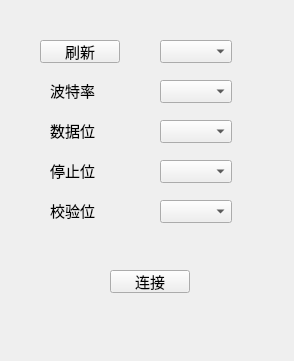
Above: PortWidgets.ui from TryTryTL/serialport before the change. Below: the same form after it.
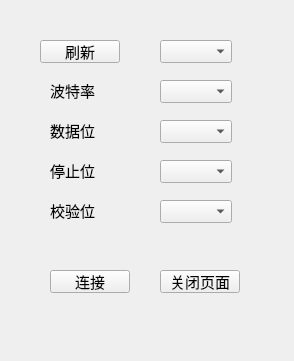
That is the form after the change.

Patch:
```diff
--- a/PortWidgets.ui
+++ b/PortWidgets.ui
@@ -136,7 +136,7 @@
   <widget class="QPushButton" name="ptn_conn">
    <property name="geometry">
     <rect>
-     <x>110</x>
+     <x>50</x>
      <y>270</y>
      <width>80</width>
      <height>23</height>
@@ -146,6 +146,19 @@
     <string>连接</string>
    </property>
   </widget>
+  <widget class="QPushButton" name="pushButton">
+   <property name="geometry">
+    <rect>
+     <x>160</x>
+     <y>270</y>
+     <width>80</width>
+     <height>23</height>
+    </rect>
+   </property>
+   <property name="text">
+    <string>关闭页面</string>
+   </property>
+  </widget>
  </widget>
  <resources/>
  <connections/>
```
